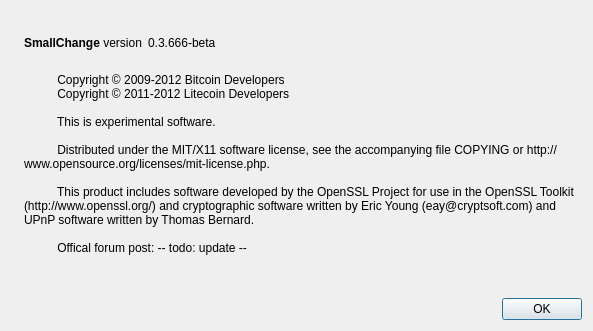
Qt form src/qt/forms/aboutdialog.ui (aelcoin/aelcoin) before a commit.
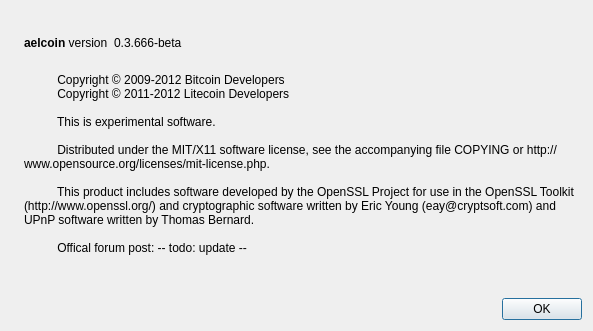
The same form after that commit. Icons and pictures are not drawn.

Diff of the .ui file:
```diff
--- a/src/qt/forms/aboutdialog.ui
+++ b/src/qt/forms/aboutdialog.ui
@@ -50,7 +50,7 @@
           <cursorShape>IBeamCursor</cursorShape>
          </property>
          <property name="text">
-          <string>&lt;b&gt;SmallChange&lt;/b&gt; version</string>
+          <string>&lt;b&gt;aelcoin&lt;/b&gt; version</string>
          </property>
          <property name="textInteractionFlags">
           <set>Qt::LinksAccessibleByMouse|Qt::TextSelectableByKeyboard|Qt::TextSelectableByMouse</set>
```
Left out of the diff: 2 changed lines with no effect on the pictures.
